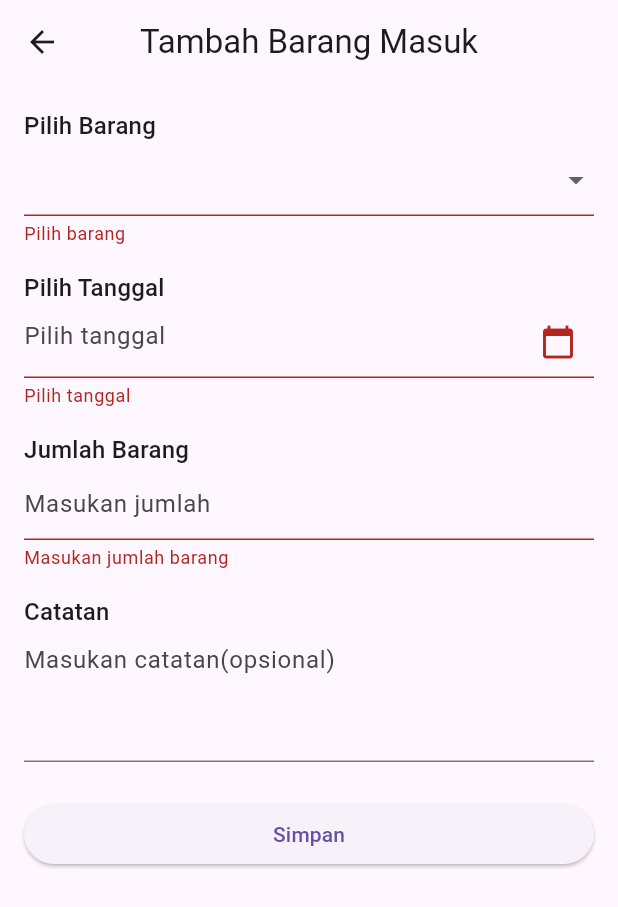
After one commit to nurfaidz/simply-inventory-with-flutter, a Flutter app: the CreateIncomingItemPage screen opened by its route, after a tap on "Simpan", on a phone screen of 412 x 824 dp. The commit adds this screen. Shown: the top 907 px of the screen. Run offline on Flutter 3.47's test engine with Material 3 defaults, Android fonts, the phone set to English and light mode, and no system bars.

Commit message:
feat(route.dart): add route for creating incoming items to enable navigation to the create incoming item page feat(create_incoming_item_page.dart): create a new page for creating incoming items with form validation and save functionality feat(incoming_item_page.dart): add a floating action button to navigate to the create incoming item page feat(outgoing_item_page.dart): add a floating action button to navigate to the create outgoing item page feat(product_page.dart): add a floating action button to navigate to the create product page

```diff
--- a/lib/app/route.dart
+++ b/lib/app/route.dart
@@ -3,6 +3,7 @@ import '../features/homes/home_page.dart';
 import '../features/products/product_page.dart';
 import '../features/products/product_detail_page.dart';
 import '../features/incoming_items/incoming_item_page.dart';
+import '../features/incoming_items/create_incoming_item_page.dart';
 import '../features/incoming_items/detail_incoming_item_page.dart';
 import '../features/outgoing_items/outgoing_item_page.dart';
 import '../features/outgoing_items/detail_outgoing_item_page.dart';
@@ -18,6 +19,7 @@ class AppRoutes {
 
         // Incoming Item
         '/incoming-items': (context) => const IncomingItemPage(),
+        '/incoming-items/create': (context) => const CreateIncomingItemPage(),
         '/incoming-items/show': (context) => const DetailIncomingItemPage(),
 
         // Outgoing Item
--- /dev/null
+++ b/lib/features/incoming_items/create_incoming_item_page.dart
@@ -0,0 +1,116 @@
+import 'package:flutter/material.dart';
+
+class CreateIncomingItemPage extends StatefulWidget {
+  const CreateIncomingItemPage({super.key});
+
+@override
+  _CreateIncomingItemPageState createState() => _CreateIncomingItemPageState();
+}
+
+class _CreateIncomingItemPageState extends State<CreateIncomingItemPage> {
+  final _formKey = GlobalKey<FormState>();
+
+  String? _selectedItem;
+  DateTime? _selectedDate;
+  final TextEditingController _quantityController = TextEditingController();
+  final TextEditingController _noteController = TextEditingController();
+
+  final List<String> items = ['Barang A', 'Barang B', 'Barang C', 'Barang D', 'Barang E'];
+
+  void _selectDate(BuildContext context) async {
+    final DateTime? picked = await showDatePicker(context: context, initialDate: DateTime.now(), firstDate: DateTime(2000), lastDate: DateTime(2101),);
+    if (picked != null && picked != _selectedDate) {
+      setState(() {
+        _selectedDate = picked;
+      });
+    }
+  }
+
+  void _saveForm() {
+    if (_formKey.currentState!.validate()) {
+      ScaffoldMessenger.of(context).showSnackBar(
+        const SnackBar(content: Text('Data berhasil disimpan')),
+      );
+    }
+  }
+
+  @override
+  Widget build(BuildContext context) {
+    return Scaffold(
+      appBar: AppBar(title: const Text('Tambah Barang Masuk'), centerTitle: true),
+      body:  Padding(
+        padding: const EdgeInsets.all(16),
+        child: Form(
+          key: _formKey,
+          child: Column(
+            crossAxisAlignment: CrossAxisAlignment.start,
+            children: [
+              Text('Pilih Barang', style: Theme.of(context).textTheme.titleMedium),
+              DropdownButtonFormField<String>(
+                value: _selectedItem,
+                items: items.map((String item) {
+                  return DropdownMenuItem<String>(
+                    value: item,
+                    child: Text(item),
+                  );
+                }).toList(),
+                onChanged: (String? value) {
+                  setState(() {
+                    _selectedItem = value;
+                  });
+                },
+                validator: (value) => value == null ? 'Pilih barang' : null,
+              ),
+              const SizedBox(height: 16),
+              Text('Pilih Tanggal', style: Theme.of(context).textTheme.titleMedium),
+              Row(
+                children: [
+                  Expanded(
+                    child: TextFormField(
+                      readOnly: true,
+                      controller: TextEditingController(
+                        text:  _selectedDate != null
+                            ? "${_selectedDate!.day}/${_selectedDate!.month}/${_selectedDate!.year}"
+                            : '',
+                      ),
+                      decoration: const InputDecoration(
+                        hintText: 'Pilih tanggal',
+                        suffixIcon: Icon(Icons.calendar_today),
+                      ),
+                      onTap: () => _selectDate(context),
+                      validator: (value) => _selectedDate == null ? 'Pilih tanggal' : null,
+                    ),
+                  ),
+                ],
+              ),
+              const SizedBox(height: 16),
+              Text('Jumlah Barang', style: Theme.of(context).textTheme.titleMedium),
+              TextFormField(
+                controller: _quantityController,
+                keyboardType: TextInputType.number,
+                decoration: const InputDecoration(hintText: 'Masukan jumlah'),
+                validator: (value) => (value == null || value.isEmpty) ? 'Masukan jumlah barang' : null,
+              ),
+              const SizedBox(height: 16),
+              Text('Catatan', style: Theme.of(context).textTheme.titleMedium),
+              TextFormField(
+                controller: _noteController,
+                maxLines: 3,
+                decoration: const InputDecoration(hintText: 'Masukan catatan(opsional)'),
+              ),
+              const SizedBox(height: 24),
+              SizedBox(
+                width: double.infinity,
+                child: ElevatedButton(
+                  onPressed: _saveForm,
+                  child: const Text('Simpan'),
+                ),
+              )
+            ],
+          ),
+        ),
+      ),
+    );
+  }
+
+}
--- a/lib/features/incoming_items/incoming_item_page.dart
+++ b/lib/features/incoming_items/incoming_item_page.dart
@@ -62,7 +62,11 @@ class IncomingItemPage extends StatelessWidget {
               );
             },
           ),
-        ));
+        ),
+      floatingActionButton: FloatingActionButton(onPressed: () {
+        Navigator.pushNamed(context, '/incoming-items/create');
+      }, child: const Icon(Icons.add),),
+    );
   }
 
   Widget _buildIncomingCard(
--- a/lib/features/outgoing_items/outgoing_item_page.dart
+++ b/lib/features/outgoing_items/outgoing_item_page.dart
@@ -61,7 +61,13 @@ class OutgoingItemPage extends StatelessWidget {
               );
             },
         ),
-      )
+      ),
+      floatingActionButton: FloatingActionButton(
+        onPressed: () {
+          Navigator.pushNamed(context, '/outgoing-items/create');
+        },
+        child: const Icon(Icons.add),
+      ),
     );
   }
 
--- a/lib/features/products/product_page.dart
+++ b/lib/features/products/product_page.dart
@@ -49,7 +49,11 @@ class ProductPage extends StatelessWidget {
               );
             },
           ),
-        ));
+        ),
+      floatingActionButton: FloatingActionButton(onPressed: () {
+        Navigator.pushNamed(context, '/products/create');
+      }, child: const Icon(Icons.add),),
+    );
   }
 
   Widget _buildProductCard(
```
